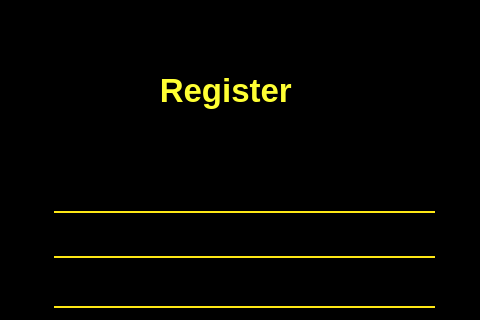
The window that untitled/register.ui (MohamadKhavaran/M2-Massenger) describes before a commit, drawn with Qt 5; both pictures show x 166 to 646 and y 0 to 320 of the 727 by 610 pixel window.
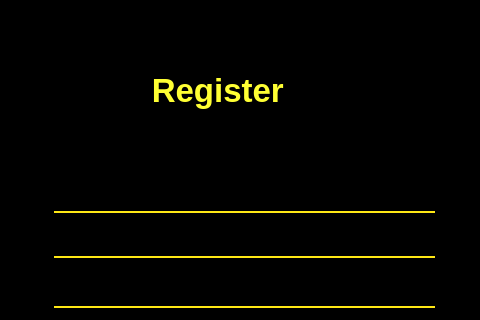
The same window after the commit. Icons and pictures are not drawn.

What changed in the file:
```diff
--- a/untitled/register.ui
+++ b/untitled/register.ui
@@ -29,7 +29,7 @@
    <widget class="QLabel" name="label_2">
     <property name="geometry">
      <rect>
-      <x>280</x>
+      <x>272</x>
       <y>50</y>
       <width>261</width>
       <height>81</height>
```
